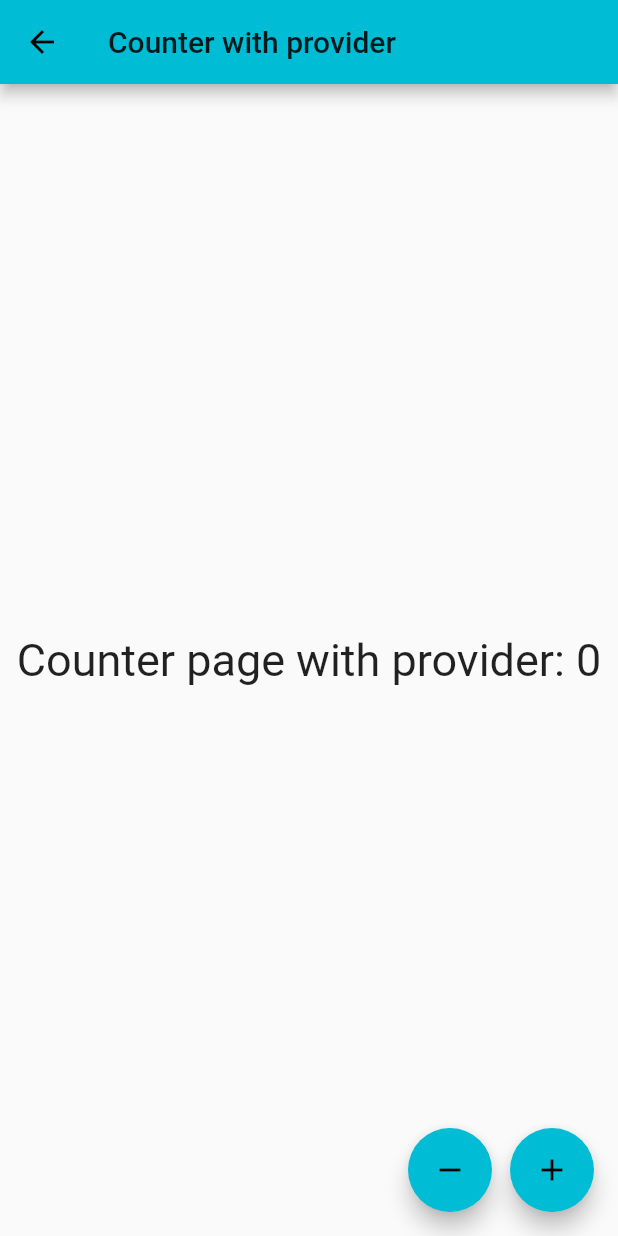
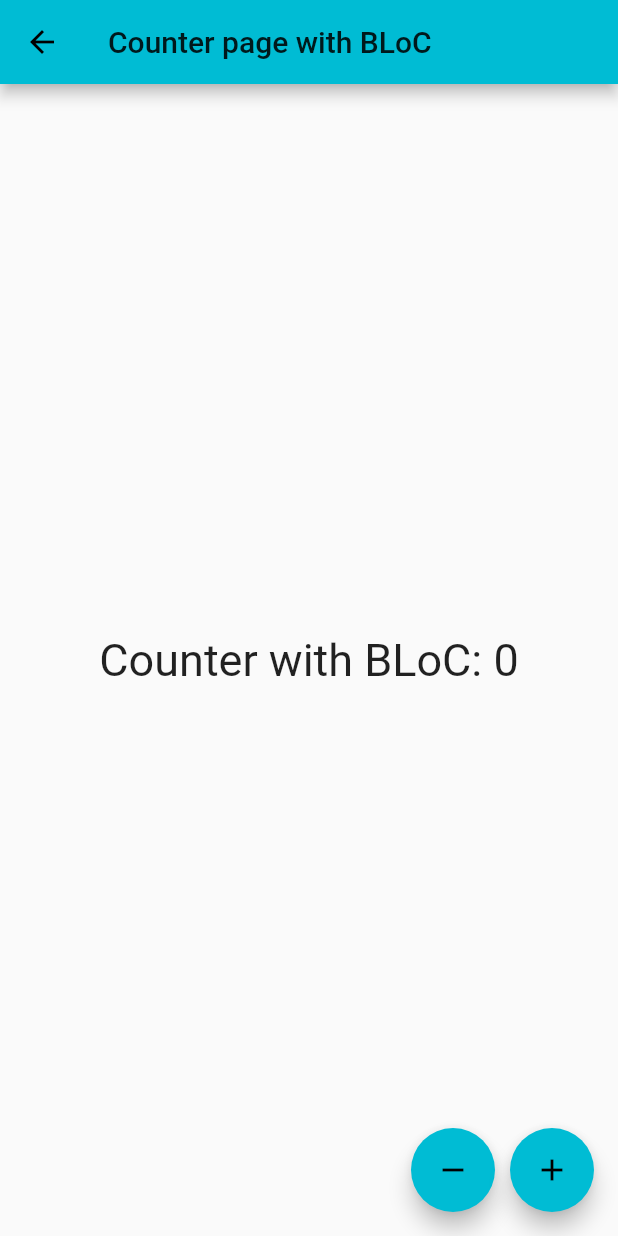
Before and after one commit to amachlou/dwm_flutter_state_management, a Flutter app: the screen it shows after launch, after a tap on the "remove" icon, after a tap on the "add" icon, on a phone screen of 412 x 824 dp. Run offline on Flutter 3.47's test engine with Material 2 defaults, Android fonts, the phone set to English and light mode, and no system bars; our stand-ins replace bloc, flutter_bloc.

Commit message:
Change state with 'Cubit'

```diff
--- /dev/null
+++ b/lib/bloc/counter.withCubit.dart
@@ -0,0 +1,14 @@
+import 'package:bloc/bloc.dart';
+
+class CounterWithCubit extends Cubit<int>{
+
+  CounterWithCubit() : super(0);
+
+  void increment(){
+    emit(state+1);
+  }
+  void decrement(){
+    emit(state-1);
+  }
+
+}
--- a/lib/main.dart
+++ b/lib/main.dart
@@ -1,8 +1,9 @@
+import 'package:dwm_flutter_state_management/bloc/counter.withCubit.dart';
+import 'package:dwm_flutter_state_management/pages/counter.page.withCubit.dart';
 import 'package:dwm_flutter_state_management/pages/counter.page.withprovider.dart';
 import 'package:dwm_flutter_state_management/pages/home.page.dart';
-import 'package:dwm_flutter_state_management/provider/counter.withprovider.state.dart';
 import 'package:flutter/material.dart';
-import 'package:provider/provider.dart';
+import 'package:flutter_bloc/flutter_bloc.dart';
 
 import 'pages/counter.page.dart';
 
@@ -13,9 +14,9 @@ class MyApp extends StatelessWidget {
   @override
   Widget build(BuildContext context) {
 
-    return MultiProvider(
+    return MultiBlocProvider(
       providers: [
-        ChangeNotifierProvider(create: (context) => CounterWithProviderState())
+        BlocProvider(create: (context) => CounterWithCubit(),)
       ],
       child: MaterialApp(
         theme: ThemeData(
@@ -25,8 +26,9 @@ class MyApp extends StatelessWidget {
           "/home": (context) => HomePage(),
           "/counter": (context) => CounterPage(),
           "/counterWithProvider": (context) => CounterPageWithProvider(),
+          "/counterWithBloc": (context) => CounterPageWithCubit(),
         },
-          initialRoute: "/counterWithProvider",
+          initialRoute: "/counterWithBloc",
         home: CounterPage()
       ),
     );
--- /dev/null
+++ b/lib/pages/counter.page.withCubit.dart
@@ -0,0 +1,30 @@
+import 'package:dwm_flutter_state_management/bloc/counter.withCubit.dart';
+import 'package:flutter/material.dart';
+import 'package:flutter_bloc/flutter_bloc.dart';
+
+class CounterPageWithCubit extends StatelessWidget {
+
+  @override
+  Widget build(BuildContext context) {
+    return Scaffold(
+      appBar: AppBar(title: Text('Counter page with BLoC'),),
+      body: Center(
+        child: BlocBuilder<CounterWithCubit, int>(
+            builder: (context, state) => Text("Counter with BLoC: ${state}", style: TextStyle(fontSize: 30),)
+        ),
+      ),
+      floatingActionButton: Row(
+        mainAxisAlignment: MainAxisAlignment.end,
+        children: [
+          FloatingActionButton(onPressed: () {
+            context.read<CounterWithCubit>().decrement();
+          }, child: Icon(Icons.remove),),
+          SizedBox(width: 10,),
+          FloatingActionButton(onPressed: () {
+            context.read<CounterWithCubit>().increment();
+          }, child: Icon(Icons.add),),
+        ],
+      ),
+    );
+  }
+}
--- a/pubspec.yaml
+++ b/pubspec.yaml
@@ -22,6 +22,8 @@ environment:
 
 dependencies:
   provider:
+  bloc:
+  flutter_bloc:
   flutter:
     sdk: flutter
 
```
Also changed, not shown: pubspec.lock.
